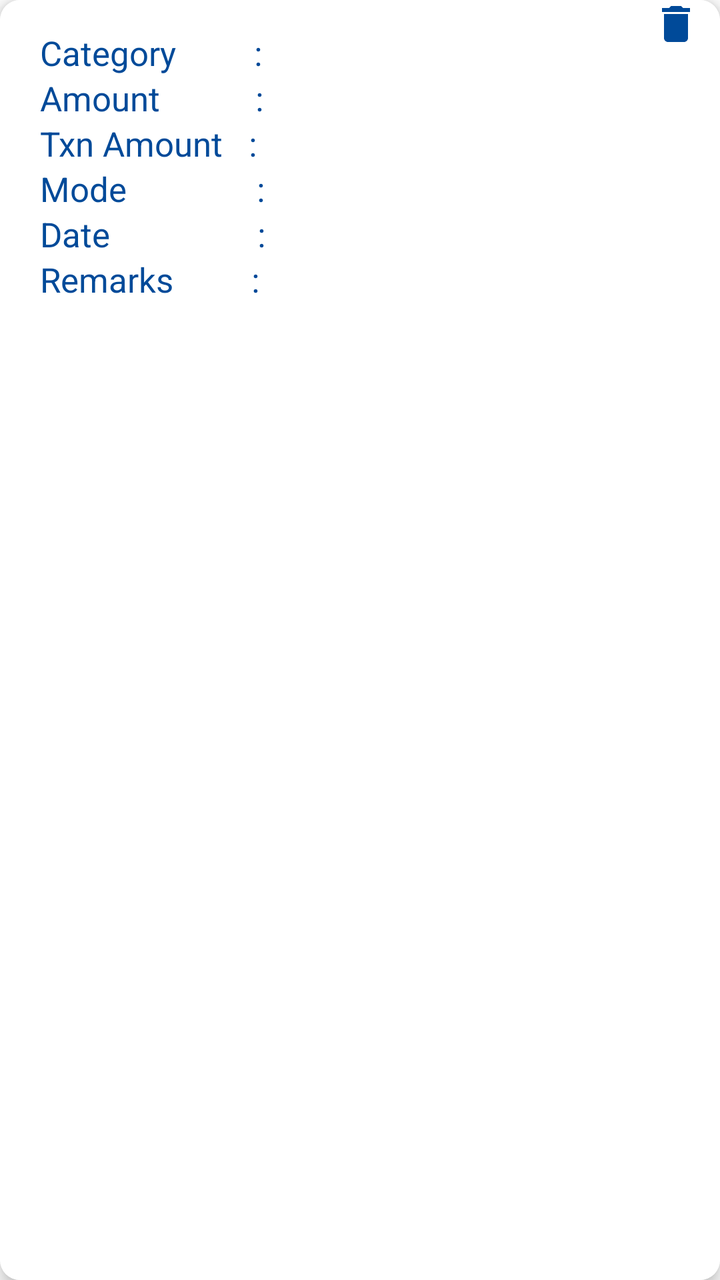
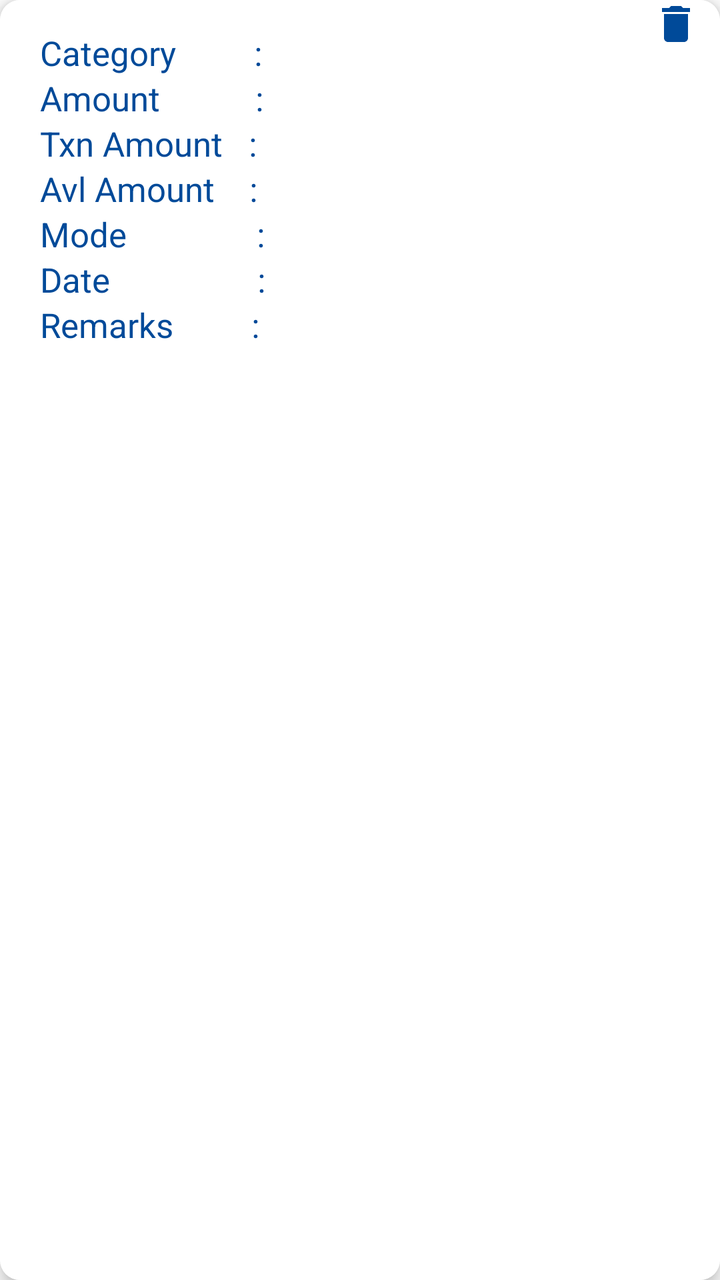

An Android layout rendered at two revisions. The XML below is the earlier revision; the diff shows what the commit changed to produce the second picture.
<!-- AndroidManifest.xml: application theme AppTheme -->
<!-- res/layout/view_balance_details.xml -->
<?xml version="1.0" encoding="utf-8"?>
<androidx.cardview.widget.CardView xmlns:android="http://schemas.android.com/apk/res/android"
    xmlns:app="http://schemas.android.com/apk/res-auto"
    xmlns:tools="http://schemas.android.com/tools"
    android:id="@+id/cardView1"
    android:layout_width="match_parent"
    android:layout_height="wrap_content"
    android:layout_margin="10dp"
    app:cardBackgroundColor="@color/white"
    app:cardCornerRadius="10dp"
    app:cardElevation="5dp">

    <androidx.constraintlayout.widget.ConstraintLayout
        android:layout_width="match_parent"
        android:layout_height="match_parent"
        android:background="@color/white">

        <LinearLayout
            android:layout_width="match_parent"
            android:layout_height="match_parent"
            android:layout_marginStart="10dp"
            android:layout_marginTop="10dp"
            android:layout_marginEnd="40dp"
            android:layout_marginBottom="10dp"
            android:baselineAligned="false"
            android:orientation="vertical"
            app:layout_constraintBottom_toBottomOf="parent"
            app:layout_constraintEnd_toStartOf="@+id/balViewAdapterLayout"
            app:layout_constraintStart_toStartOf="parent"
            app:layout_constraintTop_toTopOf="parent">

            <LinearLayout
                android:layout_width="wrap_content"
                android:layout_height="wrap_content"
                android:layout_gravity="center_vertical"
                android:orientation="horizontal">

                <TextView
                    android:layout_width="wrap_content"
                    android:layout_height="wrap_content"
                    android:layout_marginStart="10dp"
                    android:layout_marginTop="5dp"
                    android:text="Category         :"
                    android:textColor="@color/background"
                    android:textSize="17sp"
                    tools:ignore="HardcodedText" />

                <TextView
                    android:id="@+id/balViewCategory"
                    android:layout_width="wrap_content"
                    android:layout_height="wrap_content"
                    android:layout_marginStart="10dp"
                    android:layout_marginTop="5dp"
                    android:textColor="@color/background"
                    android:textSize="17sp"
                    android:textStyle="italic|bold" />
            </LinearLayout>

            <LinearLayout
                android:layout_width="wrap_content"
                android:layout_height="wrap_content"
                android:layout_gravity="center_vertical"
                android:orientation="horizontal">

                <TextView
                    android:layout_width="wrap_content"
                    android:layout_height="wrap_content"
                    android:layout_marginStart="10dp"
                    android:text="Amount           :"
                    android:textColor="@color/background"
                    android:textSize="17sp"
                    tools:ignore="HardcodedText" />

                <TextView
                    android:id="@+id/balViewAmount"
                    android:layout_width="wrap_content"
                    android:layout_height="wrap_content"
                    android:layout_marginStart="10dp"
                    android:textColor="@color/background"
                    android:textSize="17sp"
                    android:textStyle="italic|bold" />
            </LinearLayout>

            <LinearLayout
                android:layout_width="wrap_content"
                android:layout_height="wrap_content"
                android:layout_gravity="center_vertical"
                android:orientation="horizontal">

                <TextView
                    android:layout_width="wrap_content"
                    android:layout_height="wrap_content"
                    android:layout_marginStart="10dp"
                    android:text="Txn Amount   :"
                    android:textColor="@color/background"
                    android:textSize="17sp"
                    tools:ignore="HardcodedText" />

                <TextView
                    android:id="@+id/balViewTransAmount"
                    android:layout_width="wrap_content"
                    android:layout_height="wrap_content"
                    android:layout_marginStart="10dp"
                    android:textColor="@color/background"
                    android:textSize="17sp"
                    android:textStyle="italic|bold" />
            </LinearLayout>

            <LinearLayout
                android:layout_width="wrap_content"
                android:layout_height="wrap_content"
                android:layout_gravity="center_vertical"
                android:orientation="horizontal">

                <TextView
                    android:layout_width="wrap_content"
                    android:layout_height="wrap_content"
                    android:layout_marginStart="10dp"
                    android:text="Mode               :"
                    android:textColor="@color/background"
                    android:textSize="17sp"
                    tools:ignore="HardcodedText" />

                <TextView
                    android:id="@+id/balViewMode"
                    android:layout_width="wrap_content"
                    android:layout_height="wrap_content"
                    android:layout_marginStart="10dp"
                    android:textColor="@color/background"
                    android:textSize="17sp"
                    android:textStyle="italic|bold" />
            </LinearLayout>

            <LinearLayout
                android:layout_width="wrap_content"
                android:layout_height="wrap_content"
                android:layout_gravity="center_vertical"
                android:orientation="horizontal">

                <TextView
                    android:layout_width="wrap_content"
                    android:layout_height="wrap_content"
                    android:layout_marginStart="10dp"
                    android:text="Date                 :"
                    android:textColor="@color/background"
                    android:textSize="17sp"
                    tools:ignore="HardcodedText" />

                <TextView
                    android:id="@+id/balViewDate"
                    android:layout_width="wrap_content"
                    android:layout_height="wrap_content"
                    android:layout_marginStart="10dp"
                    android:textColor="@color/background"
                    android:textSize="17sp"
                    android:textStyle="italic|bold" />
            </LinearLayout>

            <LinearLayout
                android:layout_width="wrap_content"
                android:layout_height="wrap_content"
                android:layout_gravity="center_vertical"
                android:orientation="horizontal">

                <TextView
                    android:layout_width="wrap_content"
                    android:layout_height="wrap_content"
                    android:layout_marginStart="10dp"
                    android:layout_marginBottom="5dp"
                    android:text="Remarks         :"
                    android:textColor="@color/background"
                    android:textSize="17sp"
                    tools:ignore="HardcodedText" />

                <TextView
                    android:id="@+id/balViewRemarks"
                    android:layout_width="wrap_content"
                    android:layout_height="wrap_content"
                    android:layout_marginStart="10dp"
                    android:layout_marginBottom="5dp"
                    android:textColor="@color/background"
                    android:textSize="17sp"
                    android:textStyle="italic|bold" />
            </LinearLayout>

        </LinearLayout>

        <androidx.constraintlayout.widget.ConstraintLayout
            android:id="@+id/balViewAdapterLayout"
            android:layout_width="wrap_content"
            android:layout_height="match_parent"
            android:layout_marginEnd="10dp"
            app:layout_constraintBottom_toBottomOf="parent"
            app:layout_constraintEnd_toEndOf="parent"
            app:layout_constraintTop_toTopOf="parent">

            <ImageView
                android:id="@+id/balViewDeleteBtn"
                android:layout_width="wrap_content"
                android:layout_height="wrap_content"
                android:contentDescription="@string/balance_details_delete_button"
                android:src="@drawable/ic_delete"
                app:layout_constraintEnd_toEndOf="parent"
                app:layout_constraintStart_toStartOf="parent"
                app:layout_constraintTop_toTopOf="parent" />

        </androidx.constraintlayout.widget.ConstraintLayout>

    </androidx.constraintlayout.widget.ConstraintLayout>

</androidx.cardview.widget.CardView>
<!-- resources referenced by this layout -->
<resources>
  <color name="background">#004A99</color>
  <color name="white">#FFFFFFFF</color>
  <!-- drawable ic_delete (drawable) -->
  <vector xmlns:android="http://schemas.android.com/apk/res/android"
      android:width="24dp"
      android:height="24dp"
      android:tint="@color/background"
      android:viewportWidth="24"
      android:viewportHeight="24">
      <path
          android:fillColor="@android:color/white"
          android:pathData="M6,19c0,1.1 0.9,2 2,2h8c1.1,0 2,-0.9 2,-2V7H6v12zM19,4h-3.5l-1,-1h-5l-1,1H5v2h14V4z" />
  </vector>
  <string name="balance_details_delete_button">Balance Details Delete Button</string>
  <style name="AppTheme" parent="Theme.MaterialComponents.Light.DarkActionBar">
          
          
          
          <item name="colorPrimary">@color/background</item>
          <item name="colorPrimaryDark">@color/background</item>
          <item name="colorAccent">@color/background</item>
          
          <item name="colorSurface">@color/background</item>
          
          <item name="android:itemTextAppearance">@style/OptionsMenuStyle</item>
      </style>
  <style name="OptionsMenuStyle" parent="@style/TextAppearance.AppCompat.Widget.ActionBar.Title">
          <item name="android:textColor">@color/background</item>
          <item name="android:textStyle">italic|bold</item>
          <item name="android:textSize">15sp</item>
      </style>
</resources>

<!-- the commit's change to res/layout/view_balance_details.xml (unified diff, before → after) -->
@@ -116,6 +116,31 @@
                     android:layout_width="wrap_content"
                     android:layout_height="wrap_content"
                     android:layout_marginStart="10dp"
+                    android:text="Avl Amount    :"
+                    android:textColor="@color/background"
+                    android:textSize="17sp"
+                    tools:ignore="HardcodedText" />
+
+                <TextView
+                    android:id="@+id/balViewAvlAmount"
+                    android:layout_width="wrap_content"
+                    android:layout_height="wrap_content"
+                    android:layout_marginStart="10dp"
+                    android:textColor="@color/background"
+                    android:textSize="17sp"
+                    android:textStyle="italic|bold" />
+            </LinearLayout>
+
+            <LinearLayout
+                android:layout_width="wrap_content"
+                android:layout_height="wrap_content"
+                android:layout_gravity="center_vertical"
+                android:orientation="horizontal">
+
+                <TextView
+                    android:layout_width="wrap_content"
+                    android:layout_height="wrap_content"
+                    android:layout_marginStart="10dp"
                     android:text="Mode               :"
                     android:textColor="@color/background"
                     android:textSize="17sp"
